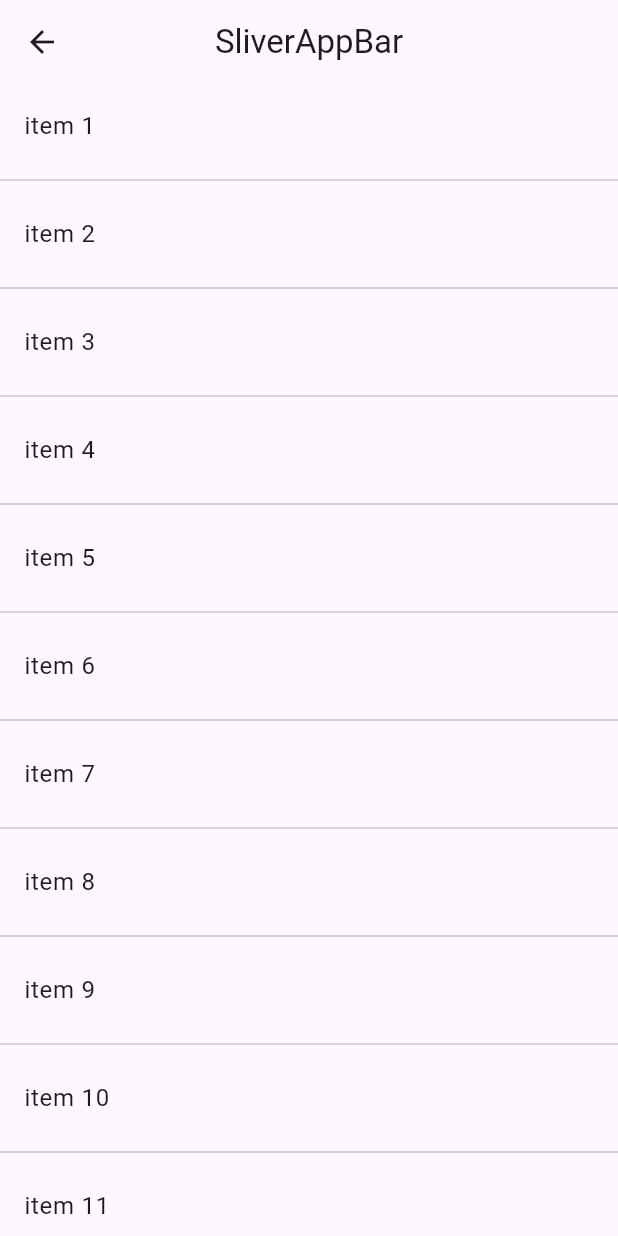
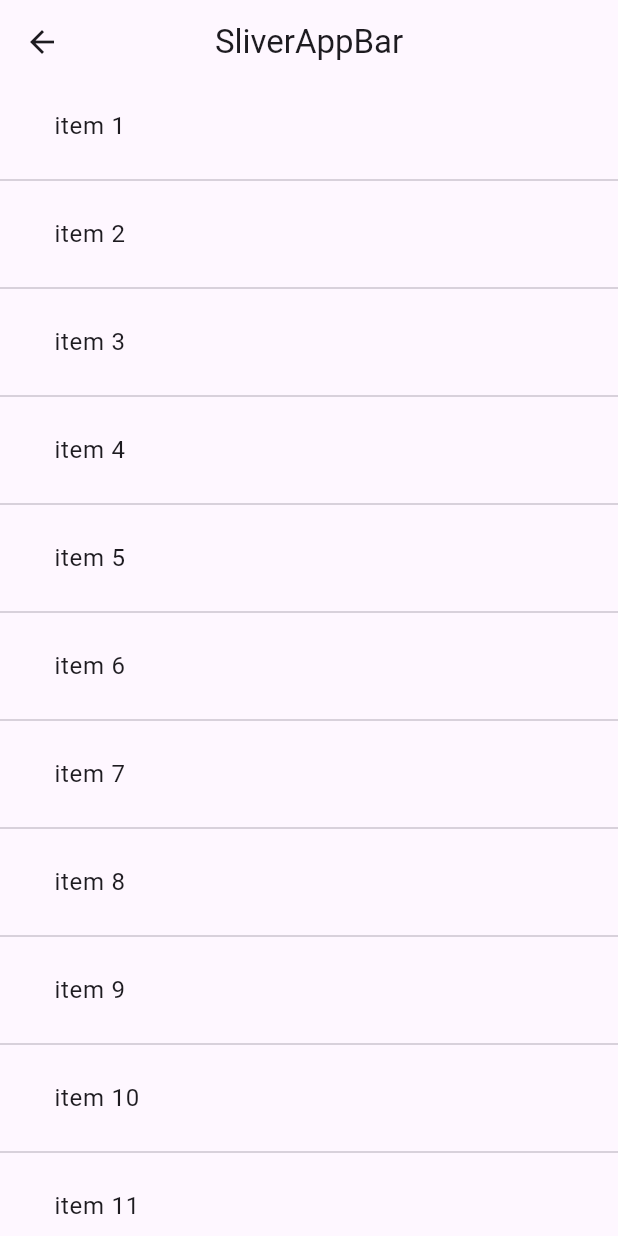
Before and after one commit to kamto-s/flutter_basic, a Flutter app: the SliverappbarWidgetView screen opened directly, on a phone screen of 412 x 824 dp. Run offline on Flutter 3.47's test engine with Material 2 defaults, Android fonts, the phone set to English and light mode, and no system bars; network calls fail.

Commit message:
perubahan sliverappbar

```diff
--- a/lib/widget_lesson/navigation/sliverappbar_widget.dart
+++ b/lib/widget_lesson/navigation/sliverappbar_widget.dart
@@ -21,8 +21,11 @@ class SliverappbarWidgetView extends StatelessWidget {
         body: ListView.separated(
           itemCount: 99,
           itemBuilder: (context, index) {
-            return ListTile(
-              title: Text("item ${index + 1}"),
+            return Padding(
+              padding: const EdgeInsets.symmetric(horizontal: 20.0),
+              child: ListTile(
+                title: Text("item ${index + 1}"),
+              ),
             );
           },
           separatorBuilder: (context, index) {
```
